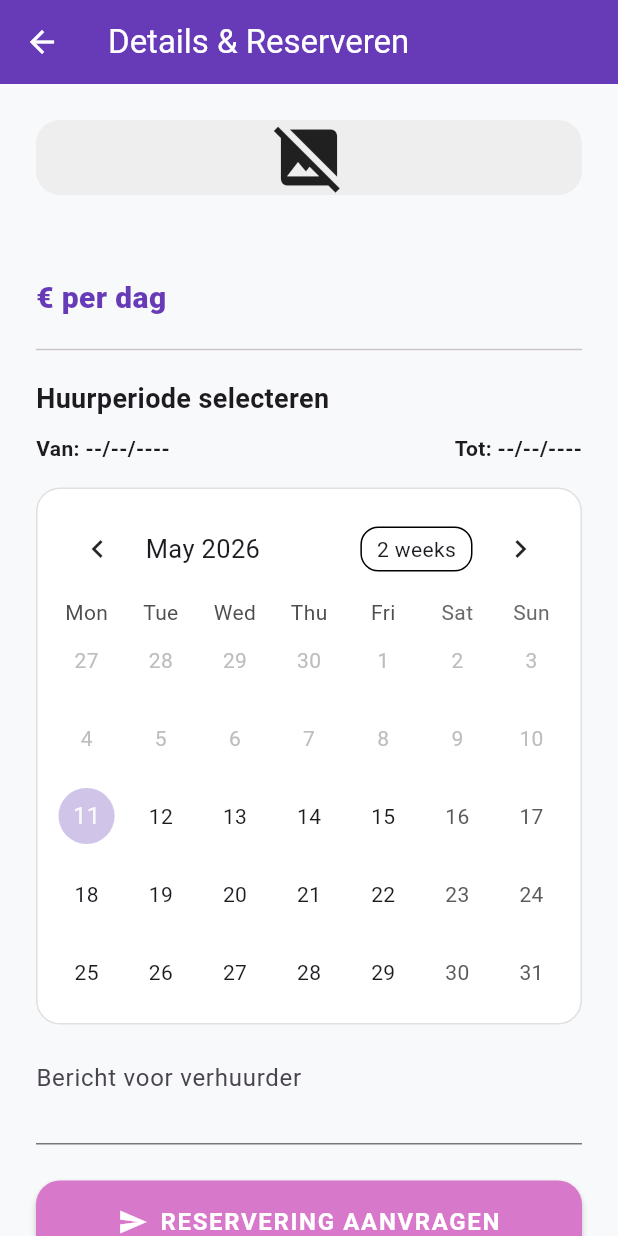
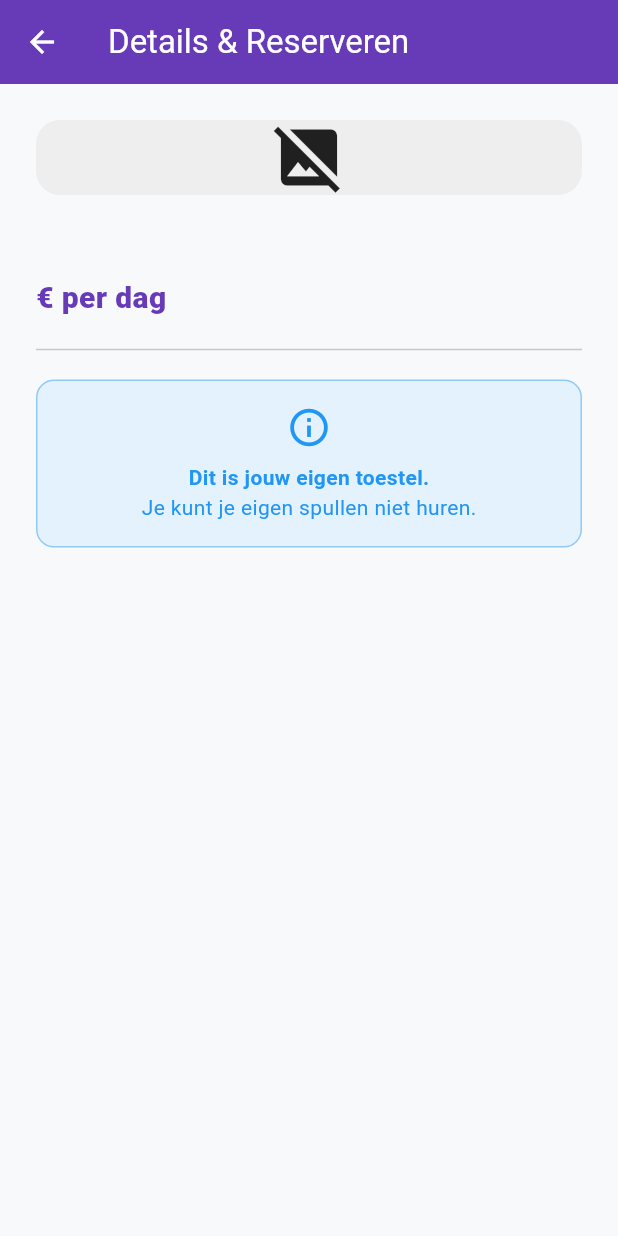
Before and after one commit to JorbenW/IntroMobileDeel2, a Flutter app: the ItemDetailScreen screen opened directly with empty values, on a phone screen of 412 x 824 dp. Run offline on Flutter 3.47's test engine with Material 3 defaults, Android fonts, the phone set to English and light mode, and no system bars; drawn by our look-alikes of table_calendar; our stand-ins replace cloud_firestore, firebase_auth, firebase_core, geolocator, google_maps_flutter, image_picker; accounts and stored records are empty.

```diff
--- a/lib/screens/search/item_detail_screen.dart
+++ b/lib/screens/search/item_detail_screen.dart
@@ -21,17 +21,16 @@ class _ItemDetailScreenState extends State<ItemDetailScreen> {
 
   final _messageController = TextEditingController();
   bool _isRequesting = false;
-  bool _isLoadingBookings = true; // NIEUW: We moeten even wachten op Firebase
+  bool _isLoadingBookings = true;
 
   List<int> _availableWeekdays = [];
-  List<DateTime> _bookedDates =
-      []; // NIEUW: Onze 'zwarte lijst' met goedgekeurde dagen
+  List<DateTime> _bookedDates = [];
 
   @override
   void initState() {
     super.initState();
     _calculateAvailableDays();
-    _fetchBookedDates(); // NIEUW: Haal de goedgekeurde reserveringen op
+    _fetchBookedDates();
 
     DateTime today = DateTime.now();
     _focusedDay = today;
@@ -42,7 +41,6 @@ class _ItemDetailScreenState extends State<ItemDetailScreen> {
     }
   }
 
-  // Zet de tekst uit Firebase ("dd/MM/yyyy") terug naar een echte DateTime
   DateTime _parseDateString(String dateStr) {
     final parts = dateStr.split('/');
     if (parts.length == 3) {
@@ -55,7 +53,6 @@ class _ItemDetailScreenState extends State<ItemDetailScreen> {
     return DateTime.now();
   }
 
-  // NIEUW: Haal goedgekeurde datums uit Firebase
   Future<void> _fetchBookedDates() async {
     try {
       final snapshot = await FirebaseFirestore.instance
@@ -74,7 +71,6 @@ class _ItemDetailScreenState extends State<ItemDetailScreen> {
         DateTime checkDatum = DateTime(start.year, start.month, start.day);
         DateTime normalizedEnd = DateTime(end.year, end.month, end.day);
 
-        // Voeg alle dagen tussen start en eind toe aan de zwarte lijst
         while (checkDatum.isBefore(normalizedEnd) ||
             checkDatum.isAtSameMomentAs(normalizedEnd)) {
           dates.add(checkDatum);
@@ -112,7 +108,6 @@ class _ItemDetailScreenState extends State<ItemDetailScreen> {
     _availableWeekdays = stringDays.map((d) => dayMap[d as String]!).toList();
   }
 
-  // NIEUW: Helper functie om te checken of een dag op de zwarte lijst staat
   bool _isDayBooked(DateTime day) {
     DateTime normalizedDay = DateTime(day.year, day.month, day.day);
     return _bookedDates.any((booked) => booked.isAtSameMomentAs(normalizedDay));
@@ -124,11 +119,8 @@ class _ItemDetailScreenState extends State<ItemDetailScreen> {
 
     while (checkDatum.isBefore(normalizedEnd) ||
         checkDatum.isAtSameMomentAs(normalizedEnd)) {
-      // 1. Check of de dag wel in het rooster zit (bijv. is het wel een weekend?)
       if (!_availableWeekdays.contains(checkDatum.weekday)) return false;
-      // 2. Check of de dag niet al verhuurd is!
       if (_isDayBooked(checkDatum)) return false;
-
       checkDatum = checkDatum.add(const Duration(days: 1));
     }
     return true;
@@ -191,8 +183,11 @@ class _ItemDetailScreenState extends State<ItemDetailScreen> {
   @override
   Widget build(BuildContext context) {
     final base64String = widget.itemData['fotoBase64'] ?? '';
-    final now = DateTime.now();
-    final today = DateTime(now.year, now.month, now.day);
+    final today = DateTime.now();
+
+    // Check of jij de eigenaar bent
+    final currentUser = FirebaseAuth.instance.currentUser;
+    final bool isOwner = currentUser?.uid == widget.itemData['verhuurderId'];
 
     return Scaffold(
       appBar: AppBar(title: const Text("Details & Reserveren")),
@@ -251,6 +246,35 @@ class _ItemDetailScreenState extends State<ItemDetailScreen> {
             ],
 
             const Divider(height: 40),
+
+            if (isOwner)
+              Container(
+                width: double.infinity,
+                padding: const EdgeInsets.all(16),
+                decoration: BoxDecoration(
+                  color: Colors.blue[50],
+                  borderRadius: BorderRadius.circular(12),
+                  border: Border.all(color: Colors.blue[200]!),
+                ),
+                child: const Column(
+                  children: [
+                    Icon(Icons.info_outline, color: Colors.blue, size: 30),
+                    SizedBox(height: 8),
+                    Text(
+                      "Dit is jouw eigen toestel.",
+                      style: TextStyle(
+                        fontWeight: FontWeight.bold,
+                        color: Colors.blue,
+                      ),
+                    ),
+                    Text(
+                      "Je kunt je eigen spullen niet huren.",
+                      style: TextStyle(color: Colors.blue),
+                    ),
+                  ],
+                ),
+              )
+            else ...[
               const Text(
                 "Huurperiode selecteren",
                 style: TextStyle(fontSize: 18, fontWeight: FontWeight.bold),
@@ -272,7 +296,6 @@ class _ItemDetailScreenState extends State<ItemDetailScreen> {
               ),
               const SizedBox(height: 16),
 
-            // Kalender container (Toont een lader als hij nog boekingen aan het ophalen is)
               Container(
                 decoration: BoxDecoration(
                   color: Colors.white,
@@ -296,7 +319,6 @@ class _ItemDetailScreenState extends State<ItemDetailScreen> {
                         startingDayOfWeek: StartingDayOfWeek.monday,
 
                         enabledDayPredicate: (day) {
-                        // Blokkeer de dag als hij niet in het rooster past OF al geboekt is
                           if (!_availableWeekdays.contains(day.weekday))
                             return false;
                           if (_isDayBooked(day)) return false;
@@ -321,9 +343,7 @@ class _ItemDetailScreenState extends State<ItemDetailScreen> {
                             color: Colors.deepPurple.withOpacity(0.3),
                             shape: BoxShape.circle,
                           ),
-                        disabledTextStyle: TextStyle(
-                          color: Colors.grey[400],
-                        ), // Maakt geblokkeerde dagen mooi lichtgrijs
+                          disabledTextStyle: TextStyle(color: Colors.grey[400]),
                         ),
 
                         onRangeSelected: (start, end, focusedDay) {
@@ -379,6 +399,7 @@ class _ItemDetailScreenState extends State<ItemDetailScreen> {
                       icon: Icons.send,
                     ),
             ],
+          ],
         ),
       ),
     );
```
Also changed, not shown: lib/screens/home/home_screen.dart (+13 -12 lines), lib/screens/search/search_screen.dart (+8 -2 lines). Lines whose indentation alone changed are shown as unchanged.
